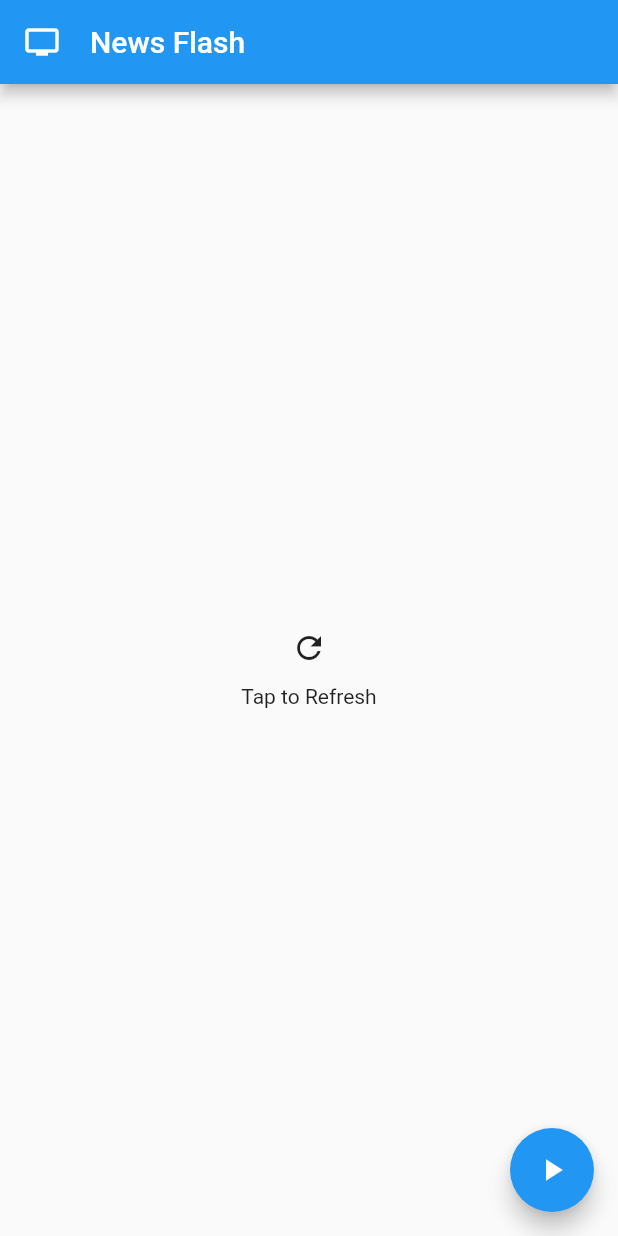
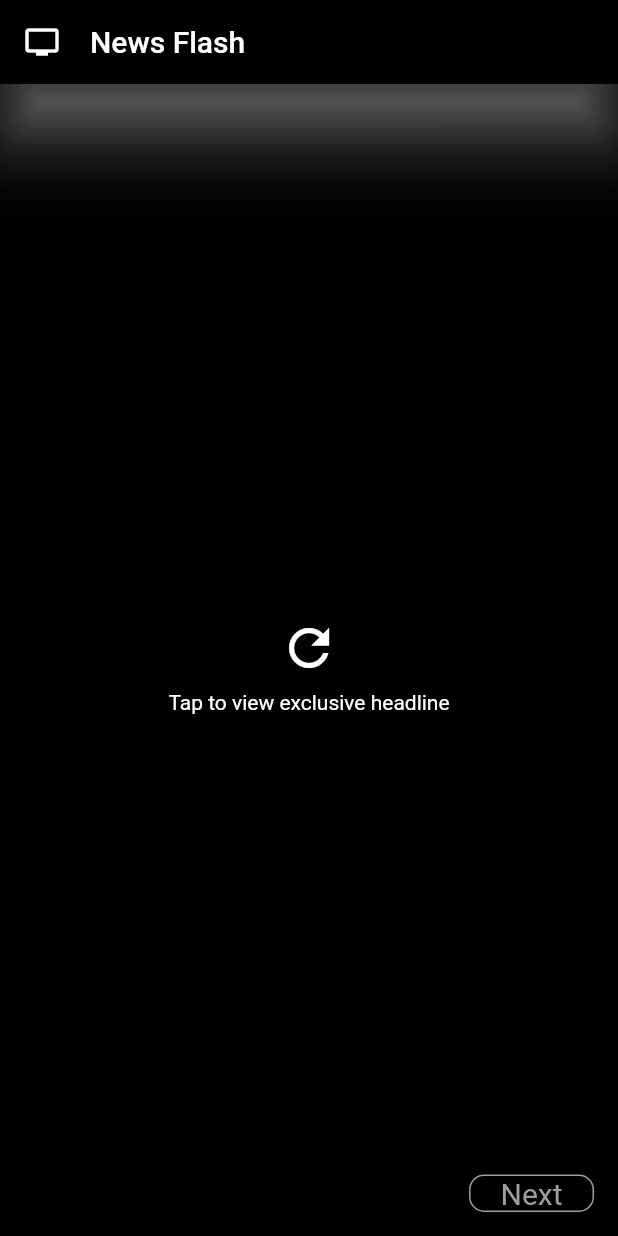
Before and after one commit to SRJ2910/Internship-Projects, a Flutter app: the screen it shows after launch, on a phone screen of 412 x 824 dp. Run offline on Flutter 3.47's test engine with Material 2 defaults, Android fonts, the phone set to English and light mode, and no system bars; our stand-ins replace video_player.

Commit message:
major changes with UI fix

```diff
--- a/the_goodnews_hub/lib/home.dart
+++ b/the_goodnews_hub/lib/home.dart
@@ -4,6 +4,7 @@ import 'dart:convert';
 
 import 'package:flutter/material.dart';
 import 'package:flutter/services.dart';
+import 'package:the_goodnews_hub/videoplayer.dart';
 import 'package:video_player/video_player.dart';
 
 class myHomePage extends StatefulWidget {
@@ -14,19 +15,12 @@ class myHomePage extends StatefulWidget {
 }
 
 class _myHomePageState extends State<myHomePage> {
-  List _items = [];
-  late VideoPlayerController _controller;
-  late Future<void> _initializeVideoPlayerFuture;
+  List _videoFile = [];
+  List _videoDescription = [];
+  List _videoTitle = [];
 
-  @override
-  void initState() {
-    _controller = VideoPlayerController.network(
-        "https://flutter.github.io/assets-for-api-docs/assets/videos/butterfly.mp4");
-    _initializeVideoPlayerFuture = _controller.initialize();
-    _controller.setLooping(true);
-    _controller.setVolume(1.0);
-    super.initState();
-  }
+  final ScrollController _controller = ScrollController();
+  int i = 1;
 
   @override
   void dispose() {
@@ -34,22 +28,15 @@ class _myHomePageState extends State<myHomePage> {
     super.dispose();
   }
 
-  // Fetch content from the json file
-  Future<void> readJson() async {
-    final String response =
-        await rootBundle.loadString('resource/sampleVideo.json');
-    final data = await json.decode(response);
-    setState(() {
-      _items = data["videos"];
-    });
-  }
-
   @override
   Widget build(BuildContext context) {
-    print(_items);
-    // readJson();
+    print(_videoFile);
+    print(i);
     return Scaffold(
         appBar: AppBar(
+          backgroundColor: Colors.black,
+          shadowColor: Colors.white,
+          elevation: 20,
           title: Row(
             children: [
               Icon(Icons.personal_video),
@@ -60,7 +47,7 @@ class _myHomePageState extends State<myHomePage> {
             ],
           ),
         ),
-      body: _items.isEmpty
+        body: _videoFile.isEmpty
             ? Container(
                 alignment: Alignment.center,
                 child: Column(
@@ -70,64 +57,87 @@ class _myHomePageState extends State<myHomePage> {
                       onPressed: () {
                         readJson();
                       },
-                      icon: Icon(Icons.refresh)),
-                  Text("Tap to Refresh")
+                      icon: Icon(Icons.refresh),
+                      color: Colors.white,
+                      iconSize: 40,
+                    ),
+                    Text(
+                      "Tap to view exclusive headline",
+                      style: TextStyle(color: Colors.white),
+                    )
                   ],
                 ),
               )
             : ListView.builder(
-              itemCount: 20,
+                controller: _controller,
+                itemCount: _videoFile.length,
                 itemBuilder: (BuildContext context, int index) {
                   return videobox(index);
                 },
               ),
-      floatingActionButton: FloatingActionButton(
-        onPressed: () {
+        floatingActionButton:
+            // FloatingActionButton(
+            //   child: Icon(Icons.arrow_downward),
+            //   onPressed: () => _animateToIndex(i),
+            // ),
+            GestureDetector(
+          child: Container(
+            decoration: BoxDecoration(
+                borderRadius: BorderRadius.circular(10),
+                border: Border.all(color: Colors.grey)),
+            child: Padding(
+              padding: const EdgeInsets.only(left: 20, right: 20),
+              child: Text(
+                "Next",
+                style: TextStyle(color: Colors.grey, fontSize: 20),
+              ),
+            ),
+          ),
+          onTap: () {
+            _animateToIndex(i);
+          },
+        ));
+  }
+
+  Future<void> readJson() async {
+    final String response =
+        await rootBundle.loadString('resource/sampleVideo.json');
+    final data = await json.decode(response);
+    final exp = List.generate(
+      data.length,
+      (int index) => (data[index]["sources"]),
+    );
+    final exp1 = List.generate(
+      data.length,
+      (int index) => (data[index]["description"]),
+    );
+    final exp2 = List.generate(
+      data.length,
+      (int index) => (data[index]["title"]),
+    );
     setState(() {
-            if (_controller.value.isPlaying) {
-              _controller.pause();
-            } else {
-              _controller.play();
+      _videoFile = exp;
+      _videoDescription = exp1;
+      _videoTitle = exp2;
+    });
   }
-          });
-        },
-        child:
-            Icon(_controller.value.isPlaying ? Icons.pause : Icons.play_arrow),
-      ),
+
+  videobox(index) {
+    return videoPlayer(
+      _videoFile[index],
+      _videoDescription[index],
+      _videoTitle[index],
     );
   }
 
-  videobox(index) {
-    // return ListTile(
-    //     leading: Text(_items[index]["title"]),
-    //     title: Vcontroller != null
-    //         ? Container(
-    //             child: VideoPlayer(Vcontroller),
-    //           )
-    //         : Container(
-    //             child: CircularProgressIndicator(),
-    //           ));
-    return FutureBuilder(
-      future: _initializeVideoPlayerFuture,
-      builder: (context, snapshot) {
-        if (snapshot.connectionState == ConnectionState.done) {
-          return Center(
-            child: AspectRatio(
-              aspectRatio: _controller.value.aspectRatio,
-              child: Stack(
-                children: [
-                  VideoPlayer(_controller),
-                  VideoProgressIndicator(_controller, allowScrubbing: true),
-                ],
-              ),
-            ),
+  void _animateToIndex(int ip) {
+    _controller.animateTo(
+      MediaQuery.of(context).size.height * (ip % _videoFile.length),
+      duration: Duration(seconds: 2),
+      curve: Curves.fastOutSlowIn,
     );
-        } else {
-          return Center(
-            child: CircularProgressIndicator(),
-          );
-        }
-      },
-    );
+    setState(() {
+      i = ip + 1;
+    });
   }
 }
--- a/the_goodnews_hub/lib/main.dart
+++ b/the_goodnews_hub/lib/main.dart
@@ -24,7 +24,7 @@ class MyApp extends StatelessWidget {
           // Notice that the counter didn't reset back to zero; the application
           // is not restarted.
           primarySwatch: Colors.blue,
-      ),
+          scaffoldBackgroundColor: Colors.black),
       home: myHomePage(),
     );
   }
```
Also changed, not shown: the_goodnews_hub/lib/videoplayer.dart (+101 -4 lines), the_goodnews_hub/resource/sampleVideo.json (+133 -88 lines). Lines whose indentation alone changed are shown as unchanged.
